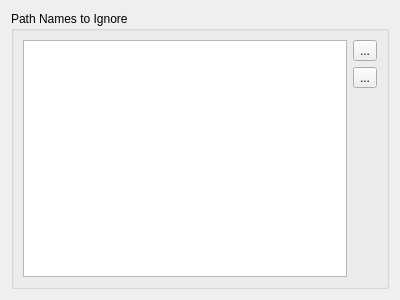
First picture: the form in Preferences/UI/IgnoredPaths.ui, repository towel42-com/MediaManager, before the edit.
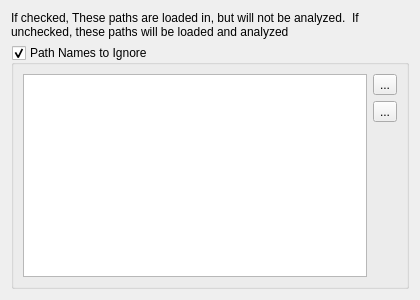
Second picture: the form after the edit. Icons and pictures are not drawn.

Commit message: Added ability to ignore skip, great for tag page

What changed in the file:
```diff
--- a/Preferences/UI/IgnoredPaths.ui
+++ b/Preferences/UI/IgnoredPaths.ui
@@ -6,7 +6,7 @@
    <rect>
     <x>0</x>
     <y>0</y>
-    <width>400</width>
+    <width>420</width>
     <height>300</height>
    </rect>
   </property>
@@ -15,15 +15,25 @@
   </property>
   <layout class="QVBoxLayout" name="verticalLayout">
    <item>
-    <widget class="QGroupBox" name="groupBox_4">
+    <widget class="QLabel" name="label">
+     <property name="text">
+      <string>If checked, These paths are loaded in, but will not be analyzed.  If unchecked, these paths will be loaded and analyzed</string>
+     </property>
+     <property name="wordWrap">
+      <bool>true</bool>
+     </property>
+    </widget>
+   </item>
+   <item>
+    <widget class="QGroupBox" name="ignorePathNamesToIgnore">
      <property name="title">
       <string>Path Names to Ignore</string>
      </property>
+     <property name="checkable">
+      <bool>true</bool>
+     </property>
      <layout class="QGridLayout" name="gridLayout_10">
-      <item row="0" column="0" rowspan="3">
-       <widget class="QListView" name="pathNamesToIgnore"/>
-      </item>
-      <item row="0" column="1">
+      <item row="1" column="1">
        <widget class="QToolButton" name="btnAddIgnorePathName">
         <property name="text">
          <string>...</string>
@@ -34,7 +44,21 @@
         </property>
        </widget>
       </item>
+      <item row="1" column="0" rowspan="3">
+       <widget class="QListView" name="pathNamesToIgnore"/>
+      </item>
       <item row="2" column="1">
+       <widget class="QToolButton" name="btnDelIgnorePathName">
+        <property name="text">
+         <string>...</string>
+        </property>
+        <property name="icon">
+         <iconset resource="../../SABUtils/resources/SABUtils.qrc">
+          <normaloff>:/SABUtilsResources/delete.png</normaloff>:/SABUtilsResources/delete.png</iconset>
+        </property>
+       </widget>
+      </item>
+      <item row="3" column="1">
        <spacer name="verticalSpacer_9">
         <property name="orientation">
          <enum>Qt::Vertical</enum>
@@ -47,17 +71,6 @@
         </property>
        </spacer>
       </item>
-      <item row="1" column="1">
-       <widget class="QToolButton" name="btnDelIgnorePathName">
-        <property name="text">
-         <string>...</string>
-        </property>
-        <property name="icon">
-         <iconset resource="../../SABUtils/resources/SABUtils.qrc">
-          <normaloff>:/SABUtilsResources/delete.png</normaloff>:/SABUtilsResources/delete.png</iconset>
-        </property>
-       </widget>
-      </item>
      </layout>
     </widget>
    </item>
```
The commit also changes 5 other files.
